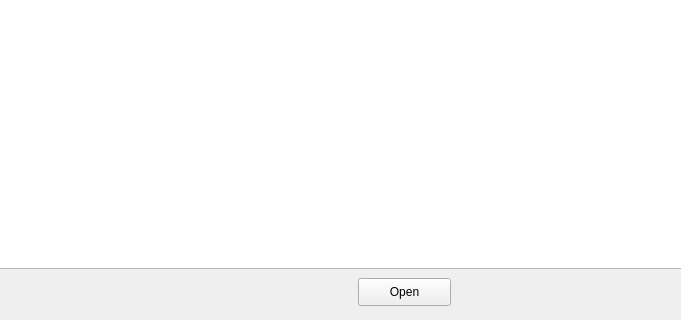
This is PictureDecoder/PictureDecoder/PictureDecoder.ui in ZiyangWang1/Qt_in_VS2017 as Qt 5 draws it before an edit; both pictures show x 122 to 803 and y 352 to 672 of the 1064 by 672 pixel window. The edited form follows.
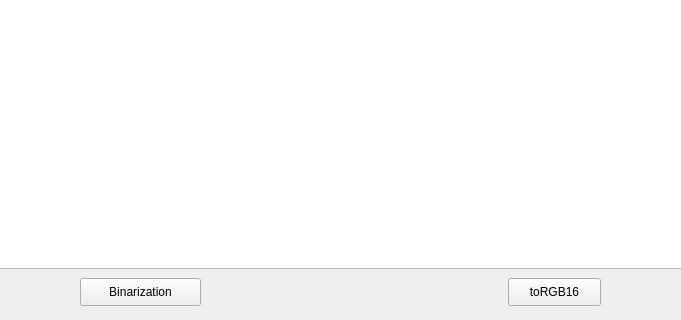
This is the edited form.

What changed in the file:
```diff
--- a/PictureDecoder/PictureDecoder/PictureDecoder.ui
+++ b/PictureDecoder/PictureDecoder/PictureDecoder.ui
@@ -26,14 +26,27 @@
   <widget class="QPushButton" name="OpenFile_Btn">
    <property name="geometry">
     <rect>
-     <x>480</x>
+     <x>202</x>
+     <y>630</y>
+     <width>121</width>
+     <height>28</height>
+    </rect>
+   </property>
+   <property name="text">
+    <string>Binarization</string>
+   </property>
+  </widget>
+  <widget class="QPushButton" name="toRGB16_Btn">
+   <property name="geometry">
+    <rect>
+     <x>630</x>
      <y>630</y>
      <width>93</width>
      <height>28</height>
     </rect>
    </property>
    <property name="text">
-    <string>Open</string>
+    <string>toRGB16</string>
    </property>
   </widget>
  </widget>
```
